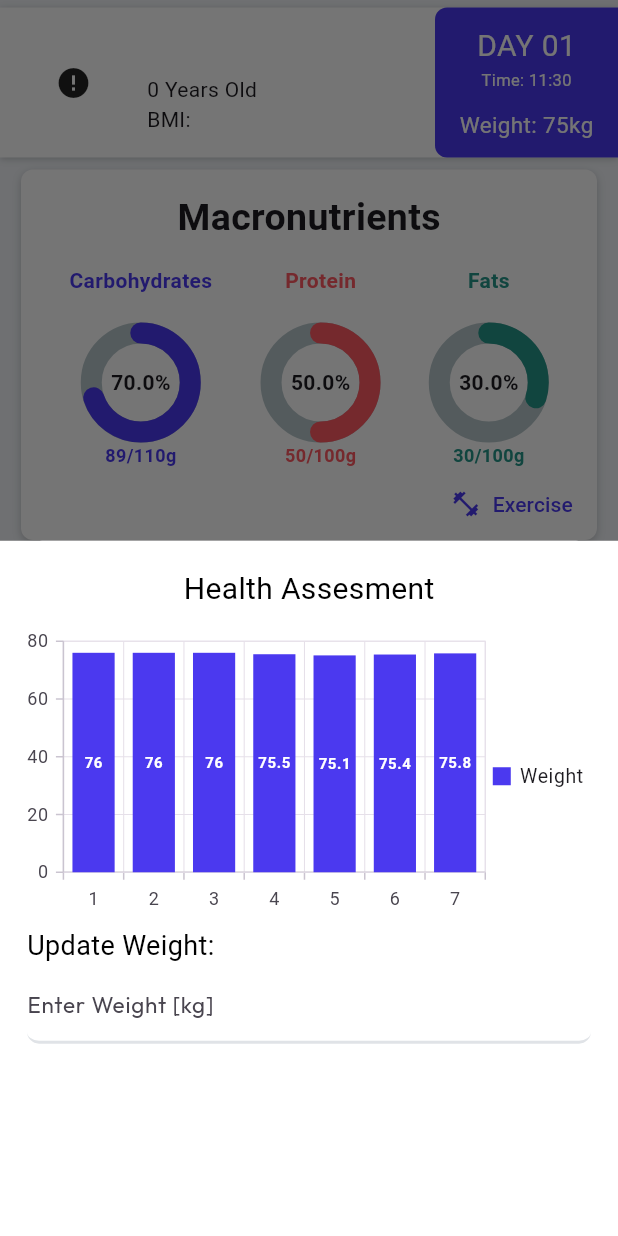
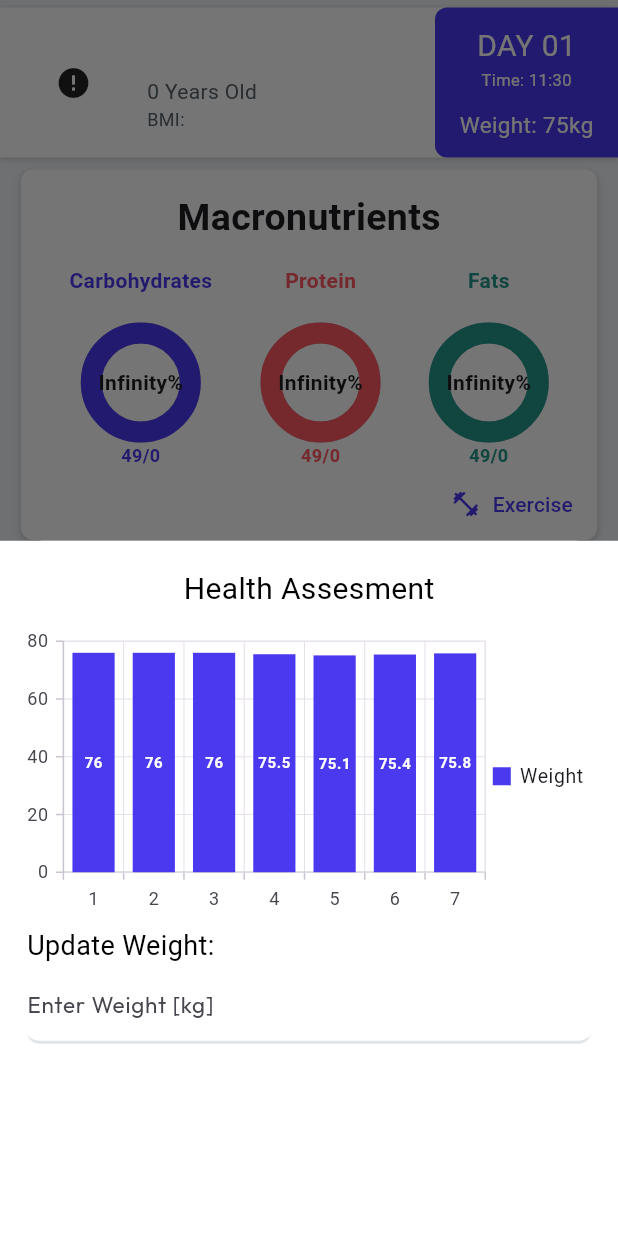
Before and after one commit to Faller29/Health-Lens-Pro-Main, a Flutter app: the HomePage screen opened directly, after a tap on "DAY 01", on a phone screen of 412 x 824 dp. Run offline on Flutter 3.47's test engine with Material 3 defaults, Android fonts, the phone set to English and light mode, and no system bars; drawn by our look-alikes of cached_network_image, carousel_slider, percent_indicator; our stand-ins replace camera, cloud_firestore, equatable, firebase_auth, firebase_core, fl_chart and 11 more; missing offline and left inert: crea_radio_button, string_extensions; accounts and stored records are empty; network calls fail.

```diff
--- a/healthlens/lib/homepage.dart
+++ b/healthlens/lib/homepage.dart
@@ -118,15 +118,21 @@ class _HomePage extends State<HomePage> {
                               Text(
                                 textAlign: TextAlign.left,
                                 age.toString() + ' Years Old',
-                                style: GoogleFonts.readexPro(),
-                                textScaler: TextScaler.linear(
-                                    SubScaleSize.textScaleFactor(context)),
+                                style: GoogleFonts.readexPro(
+                                  color: Color(0xFF57636C),
+                                  fontSize: MediaQuery.of(context)
+                                      .textScaler
+                                      .scale(14),
+                                ),
                               ),
                               Text(
                                 'BMI: ' + userBMI.toString(),
-                                style: GoogleFonts.readexPro(),
-                                textScaler: TextScaler.linear(
-                                    SubScaleSize.textScaleFactor(context)),
+                                style: GoogleFonts.readexPro(
+                                  color: Color(0xFF57636C),
+                                  fontSize: MediaQuery.of(context)
+                                      .textScaler
+                                      .scale(12),
+                                ),
                               ),
                             ],
                           ),
@@ -414,9 +420,9 @@ class _HomePage extends State<HomePage> {
                                 radius: 40.0,
                                 lineWidth: 14.0,
                                 animation: true,
-                                percent: 0.7,
-                                center: new Text(
-                                  "70.0%",
+                                percent: 49 / (gramCarbs ?? 0),
+                                center: Text(
+                                  '${(49 / (gramCarbs ?? 0) * 100).toStringAsFixed(0)}%',
                                   style: new TextStyle(
                                       fontWeight: FontWeight.bold),
                                 ),
@@ -431,7 +437,7 @@ class _HomePage extends State<HomePage> {
                             ],
                           ),
                           Text(
-                            "89/110g",
+                            '${49}/${gramCarbs}',
                             style: GoogleFonts.readexPro(
                               fontSize: 12.0,
                               fontWeight: FontWeight.bold,
@@ -469,9 +475,9 @@ class _HomePage extends State<HomePage> {
                                 radius: 40.0,
                                 lineWidth: 14.0,
                                 animation: true,
-                                percent: 0.5,
-                                center: new Text(
-                                  "50.0%",
+                                percent: 49 / (gramProtein ?? 0),
+                                center: Text(
+                                  '${(49 / (gramProtein ?? 0) * 100).toStringAsFixed(0)}%',
                                   style: new TextStyle(
                                       fontWeight: FontWeight.bold),
                                 ),
@@ -484,7 +490,7 @@ class _HomePage extends State<HomePage> {
                                 progressColor: const Color(0xffff5963),
                               ),
                               Text(
-                                "50/100g",
+                                '${49}/${gramProtein}',
                                 style: GoogleFonts.readexPro(
                                   fontSize: 12.0,
                                   fontWeight: FontWeight.bold,
@@ -524,9 +530,9 @@ class _HomePage extends State<HomePage> {
                                 radius: 40.0,
                                 lineWidth: 14.0,
                                 animation: true,
-                                percent: 0.3,
-                                center: new Text(
-                                  "30.0%",
+                                percent: 49 / (gramFats ?? 0),
+                                center: Text(
+                                  '${(49 / (gramFats ?? 0) * 100).toStringAsFixed(0)}%',
                                   style: new TextStyle(
                                       fontWeight: FontWeight.bold),
                                 ),
@@ -539,7 +545,7 @@ class _HomePage extends State<HomePage> {
                                 progressColor: const Color(0xff249689),
                               ),
                               Text(
-                                "30/100g",
+                                '${49}/${gramFats}',
                                 style: GoogleFonts.readexPro(
                                   fontSize: 12.0,
                                   fontWeight: FontWeight.bold,
--- a/healthlens/lib/main.dart
+++ b/healthlens/lib/main.dart
@@ -16,20 +16,39 @@ User? currentUser;
 DocumentReference? currentUserDoc;
 final db = FirebaseFirestore.instance;
 String userFullName = '';
-int age = 0;
-String gender = '';
-String email = '';
-int TER = 0;
-String lifestyle = '';
-double height = 0;
-double weight = 0;
-int phoneNumber = 0;
-List<dynamic>? chronicDisease = [];
-int gramCarbs = 0;
-int gramProtein = 0;
-int gramFats = 0;
-String physicalActivity = '';
-String userBMI = '';
+int? age;
+String? gender;
+String? email;
+int? TER;
+String? lifestyle;
+double? height;
+double? weight;
+int? phoneNumber;
+List<dynamic>? chronicDisease;
+int? gramCarbs;
+int? gramProtein;
+int? gramFats;
+String? physicalActivity;
+String? userBMI;
+Timestamp timestamp = Timestamp.now();
+
+void saveData() async {
+  SharedPreferences prefs = await SharedPreferences.getInstance();
+  userFullName = prefs.getString('userFullName') ?? '';
+  age = prefs.getInt('age') ?? 0;
+  gender = prefs.getString('gender') ?? '';
+  email = prefs.getString('userEmail') ?? '';
+  TER = prefs.getInt('TER') ?? 0;
+  lifestyle = prefs.getString('lifestyle') ?? '';
+  height = prefs.getDouble('height') ?? 0.0;
+  weight = prefs.getDouble('weight') ?? 0.0;
+  phoneNumber = prefs.getInt('phoneNumber') ?? 0;
+  gramCarbs = prefs.getInt('gramCarbs') ?? 0;
+  gramProtein = prefs.getInt('gramProtein') ?? 0;
+  gramFats = prefs.getInt('gramFats') ?? 0;
+  physicalActivity = prefs.getString('physicalActivity') ?? '';
+  userBMI = prefs.getString('userBMI') ?? '';
+}
 
 void main() async {
   WidgetsFlutterBinding.ensureInitialized();
@@ -37,7 +56,7 @@ void main() async {
     options: DefaultFirebaseOptions.currentPlatform,
   );
   db.settings = const Settings(persistenceEnabled: true);
-
+  saveData();
   // Enable offline persistence
 
   // Connect to the Authentication emulator
--- a/healthlens/lib/setup.dart
+++ b/healthlens/lib/setup.dart
@@ -264,6 +264,8 @@ class _SetupPageState extends State<SetupPage> {
                                       controller: _pageController,
                                       onPageChanged: _handlePageChange,
                                       scrollDirection: Axis.horizontal,
+                                      physics:
+                                          const NeverScrollableScrollPhysics(),
                                       children: [
                                         PageViewPage(
                                           children: [
```
Also changed, not shown: healthlens/lib/backend_firebase/auth.dart (+20 -18 lines), healthlens/lib/backend_firebase/signUp.dart (+17 -1 lines), healthlens/lib/profilepage.dart (+5 -2 lines).
